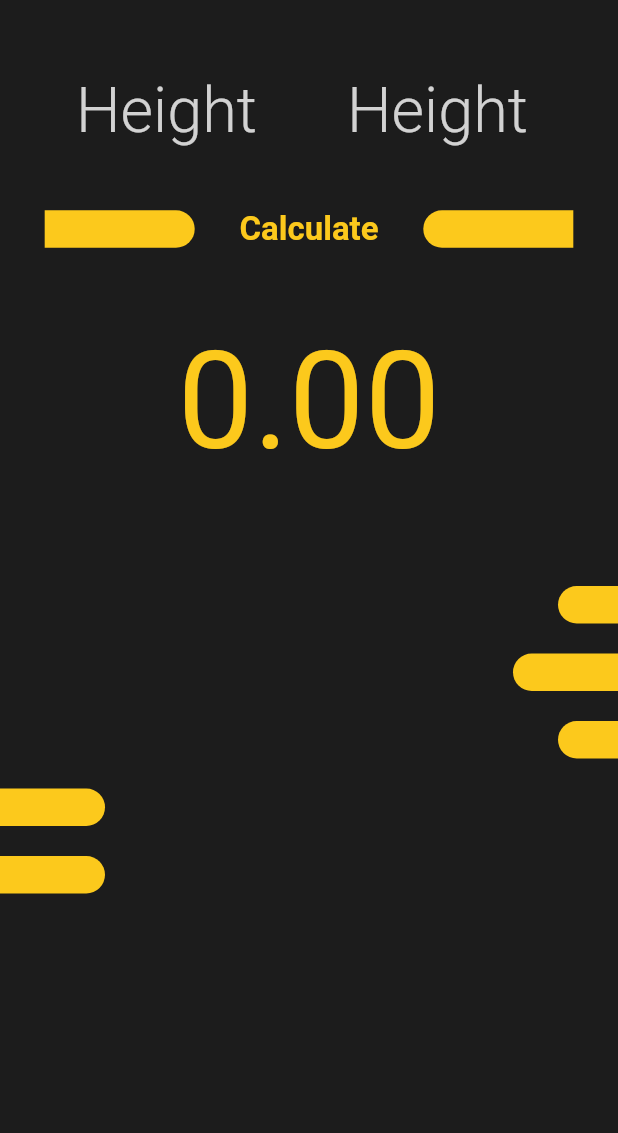
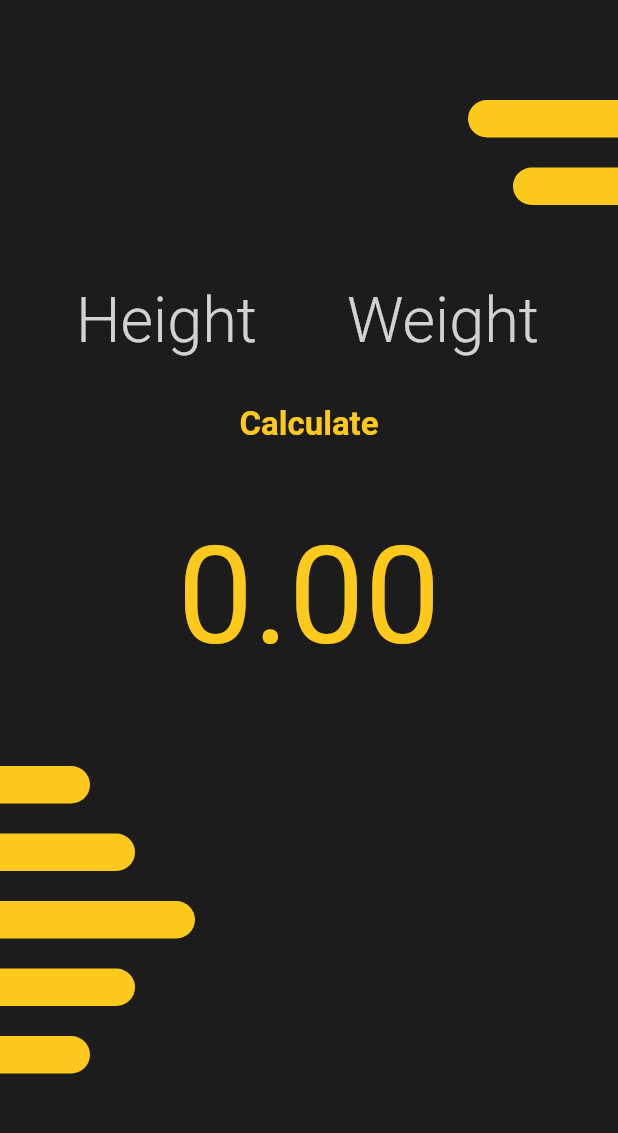
Before and after one commit to heshrathi/BMI_Calculator_Flutter, a Flutter app: the screen it shows after launch, on a phone screen of 412 x 824 dp, the part 59-1192 px from its top. Run offline on Flutter 3.47's test engine with Material 2 defaults, Android fonts, the phone set to English and light mode, and no system bars; our stand-ins replace hexcolor.

Commit message:
Minor changes in UI

```diff
--- a/lib/screens/home.dart
+++ b/lib/screens/home.dart
@@ -34,7 +34,15 @@ class _HomeScreenState extends State<HomeScreen> {
       body: SingleChildScrollView(
         child: Column(children: [
           SizedBox(
+            height: 50,
+          ),
+          LeftBar(barWidth: 100),
+          SizedBox(
             height: 20,
+          ),
+          LeftBar(barWidth: 70),
+          SizedBox(
+            height: 40,
           ),
           Row(
             mainAxisAlignment: MainAxisAlignment.spaceEvenly,
@@ -73,7 +81,7 @@ class _HomeScreenState extends State<HomeScreen> {
                   keyboardType: TextInputType.number,
                   decoration: InputDecoration(
                       border: InputBorder.none,
-                      hintText: "Height",
+                      hintText: "Weight",
                       hintStyle: TextStyle(
                           fontSize: 42,
                           fontWeight: FontWeight.w300,
@@ -83,12 +91,11 @@ class _HomeScreenState extends State<HomeScreen> {
             ],
           ),
           SizedBox(
-            height: 30,
+            height: 20,
           ),
           Row(
             mainAxisAlignment: MainAxisAlignment.spaceEvenly,
             children: [
-              RightBar(barWidth: 100),
               //for calculation button
               GestureDetector(
                 onTap: () {
@@ -114,7 +121,6 @@ class _HomeScreenState extends State<HomeScreen> {
                   ),
                 ),
               ),
-              LeftBar(barWidth: 100)
             ],
           ),
           SizedBox(
@@ -145,25 +151,25 @@ class _HomeScreenState extends State<HomeScreen> {
             ),
           ),
           SizedBox(
-            height: 40,
+            height: 30,
           ),
-          LeftBar(barWidth: 40),
+          RightBar(barWidth: 60),
           SizedBox(
             height: 20,
           ),
-          LeftBar(barWidth: 70),
+          RightBar(barWidth: 90),
           SizedBox(
             height: 20,
           ),
-          LeftBar(barWidth: 40),
+          RightBar(barWidth: 130),
           SizedBox(
             height: 20,
           ),
-          RightBar(barWidth: 70),
+          RightBar(barWidth: 90),
           SizedBox(
             height: 20,
           ),
-          RightBar(barWidth: 70),
+          RightBar(barWidth: 60),
         ]),
       ),
     );
```
